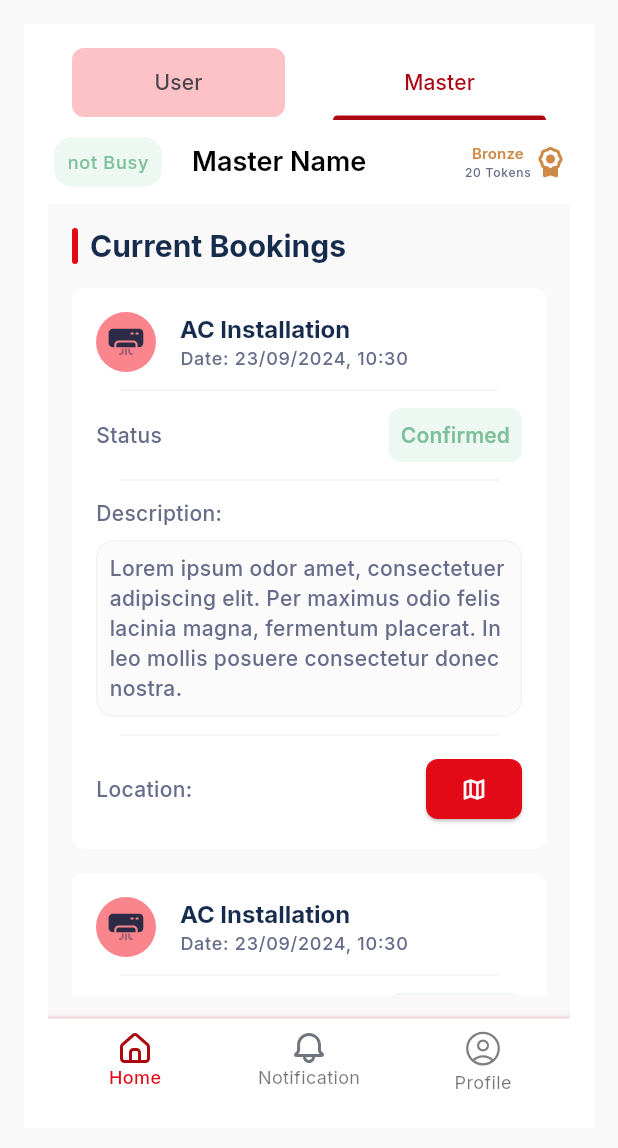
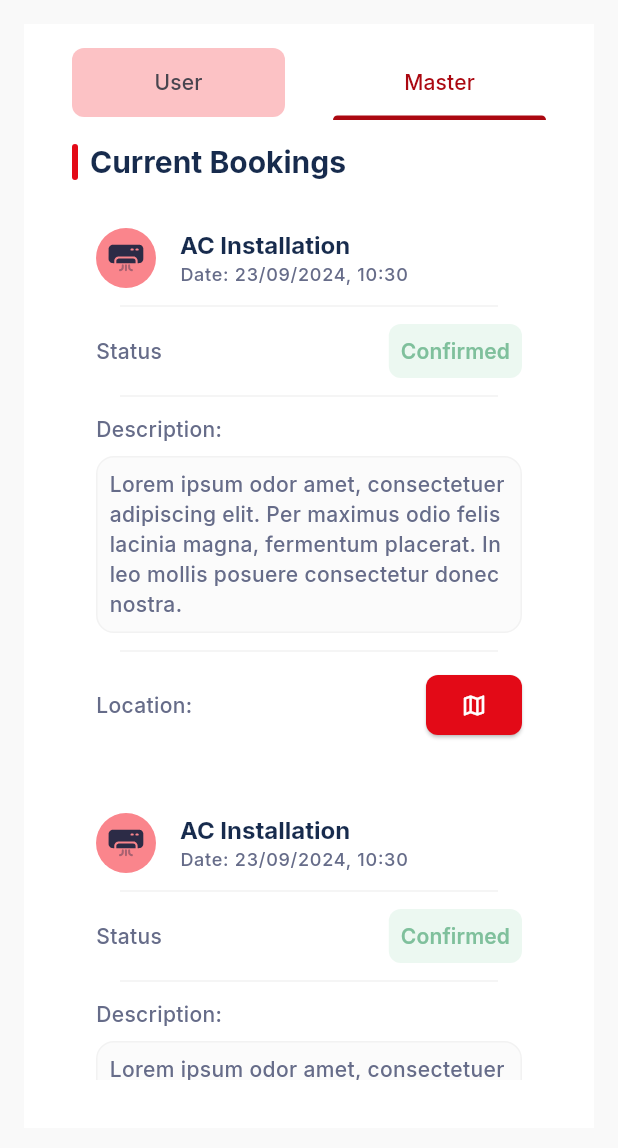
Before and after one commit to aymer-prime/gelirx, a Flutter app: the BookingPage screen opened by its route, tab 2 chosen, on a phone screen of 412 x 824 dp, the part 72-1220 px from its top. Run offline on Flutter 3.47's test engine with Material 3 defaults, Android fonts, the phone set to English and light mode, and no system bars; our stand-ins replace another_flushbar, auto_route, bloc, cached_network_image, connectivity_plus, dartz and 24 more; missing offline and left inert: dart:ffi, flutter_callkit_incoming, flutter_facebook_auth, flutter_map_cancellable_tile_provider, geolocator_platform_interface; accounts and stored records are empty; network calls fail.

Commit message:
bug fixes

```diff
--- a/lib/features/auth/domain/i_auth_repository.dart
+++ b/lib/features/auth/domain/i_auth_repository.dart
@@ -2,6 +2,7 @@ import 'dart:async';
 import 'dart:io';
 import 'package:dartz/dartz.dart';
 import 'package:gelirx/app/network/api_exception.dart';
+import 'package:geolocator/geolocator.dart';
 
 import 'entities/user_entity.dart';
 
@@ -19,6 +20,7 @@ abstract class IAuthRepository {
     String surName,
     String idNumber,
     String birthYear,
+    Position userPosition,
   );
   Future<Either<ApiException, Unit>> registerUserImage(File userImage);
   Future<Either<ApiException, Unit>> registerUserSkills(
--- a/lib/features/auth/presentation/bloc/master_verification/master_verification_bloc.dart
+++ b/lib/features/auth/presentation/bloc/master_verification/master_verification_bloc.dart
@@ -8,6 +8,7 @@ import 'package:gelirx/app/network/api_exception.dart';
 import 'package:gelirx/features/auth/domain/i_auth_repository.dart';
 import 'package:gelirx/features/home/domain/entities/category.dart';
 import 'package:gelirx/features/home/domain/i_home_repository.dart';
+import 'package:gelirx/features/shared/misc/functions.dart';
 import 'package:injectable/injectable.dart';
 
 part 'master_verification_event.dart';
@@ -209,11 +210,13 @@ class MasterVerificationBloc
       );
       var isInfoValid = infoValidate();
       if (isInfoValid) {
+        var userPosition = await determinePosition();
         var result = await _iAuthRepository.registerUserInfo(
           state.firstName,
           state.surName,
           state.idNumber,
           state.birthYear,
+          userPosition,
         );
         result.fold(
           (l) {
--- a/lib/features/auth/presentation/widgets/user_type_widget.dart
+++ b/lib/features/auth/presentation/widgets/user_type_widget.dart
@@ -41,7 +41,7 @@ class UserTypeWidget extends StatelessWidget {
             mainAxisAlignment: MainAxisAlignment.spaceBetween,
             children: [
               CardLabelWidget(label: label),
-              Image.asset(img),
+              Expanded(child: Image.asset(img)),
             ],
           ),
         ),
--- a/lib/features/booking/presentation/pages/booking_page.dart
+++ b/lib/features/booking/presentation/pages/booking_page.dart
@@ -4,6 +4,7 @@ import 'package:flutter_hooks/flutter_hooks.dart';
 import 'package:gelirx/app/utils/resources/color_manager.dart';
 import 'package:gelirx/app/utils/resources/strings_manager.dart';
 import 'package:gelirx/features/main/presentation/page/master_main_page.dart';
+import 'package:gelirx/features/master_dashboard/presentation/pages/master_dashboard_page.dart';
 import 'package:gelirx/features/shared/widgets/card_label_widget.dart';
 import '../../../../app/utils/resources/assets_manager.dart';
 import '../../../../app/utils/resources/values_manager.dart';
@@ -80,7 +81,7 @@ class BookingPage extends HookWidget {
                           controller: tabController,
                           children: [
                             UserBookingsWidget(),
-                            MasterMainPage(),
+                            MasterDashboardBody(),
                           ],
                         ),
                       ),
--- a/lib/features/home/presentation/bloc/home_bloc.dart
+++ b/lib/features/home/presentation/bloc/home_bloc.dart
@@ -3,7 +3,7 @@ import 'package:dartz/dartz.dart';
 import 'package:freezed_annotation/freezed_annotation.dart';
 import 'package:gelirx/features/home/domain/entities/category.dart';
 import 'package:gelirx/features/home/domain/i_home_repository.dart';
-import 'package:gelirx/features/home/presentation/misc/functions.dart';
+import 'package:gelirx/features/shared/misc/functions.dart';
 import 'package:geolocator/geolocator.dart';
 import 'package:injectable/injectable.dart';
 
--- a/lib/features/master_dashboard/presentation/pages/master_dashboard_page.dart
+++ b/lib/features/master_dashboard/presentation/pages/master_dashboard_page.dart
@@ -75,7 +75,19 @@ class MasterDashboardPage extends StatelessWidget {
           )
         ],
       ),
-      body: const Padding(
+      body: const MasterDashboardBody(),
+    );
+  }
+}
+
+class MasterDashboardBody extends StatelessWidget {
+  const MasterDashboardBody({
+    super.key,
+  });
+
+  @override
+  Widget build(BuildContext context) {
+    return const Padding(
       padding: EdgeInsets.all(AppPadding.p16),
       child: SingleChildScrollView(
         child: Column(
@@ -88,7 +100,6 @@ class MasterDashboardPage extends StatelessWidget {
             SizedBox(height: AppSize.s16),
             MasterBookingWidget(),
           ],
-          ),
         ),
       ),
     );
```
Also changed, not shown: lib/features/auth/data/auth_repository.dart (+11 -7 lines), lib/features/home/presentation/misc/functions.dart (+0 -41 lines), lib/features/shared/misc/functions.dart (added, +42 -0 lines). Lines whose indentation alone changed are shown as unchanged.
